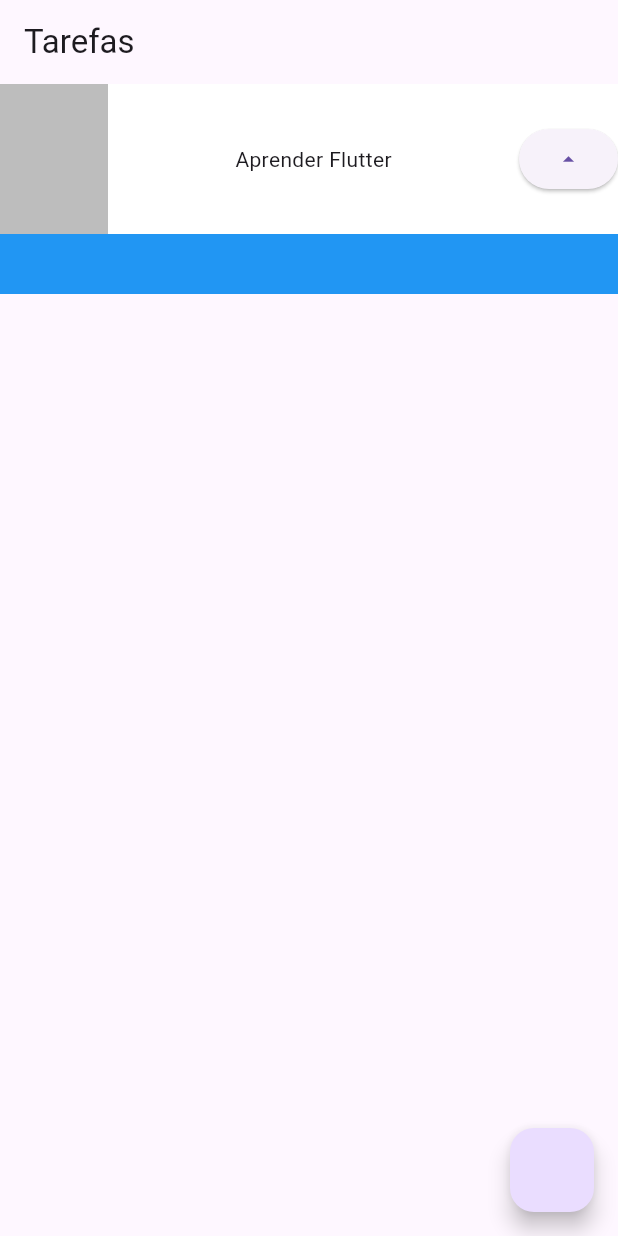
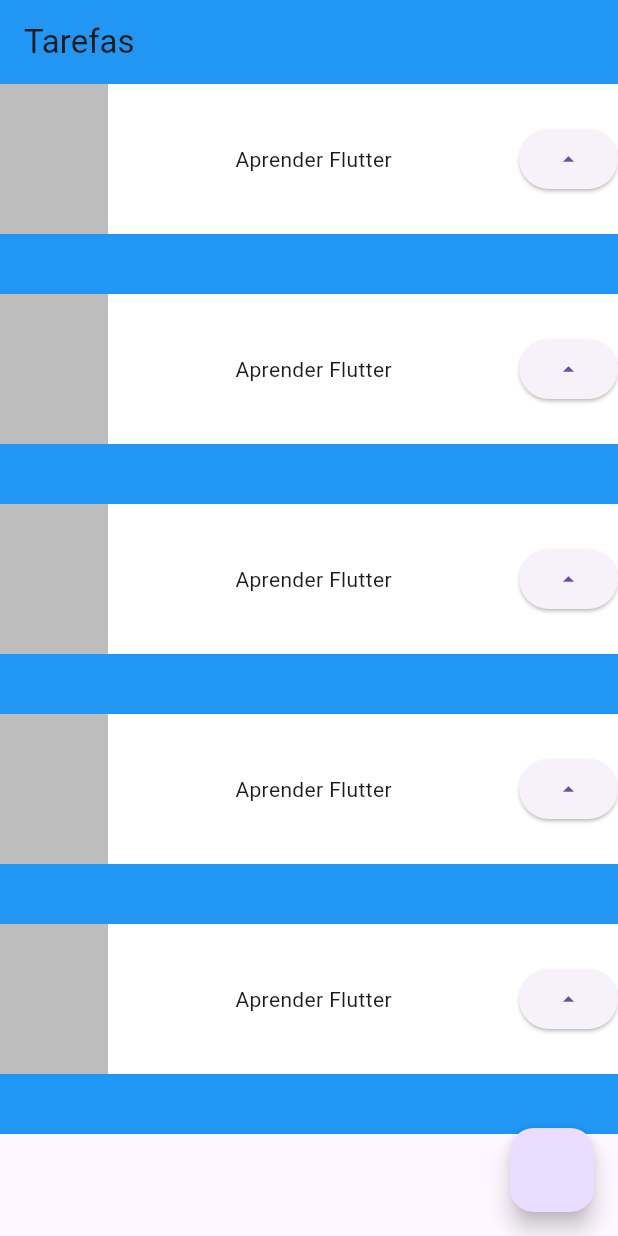
Before and after one commit to GuilhermeTantulli/Mobile-Development, a Flutter app: the screen it shows after launch, on a phone screen of 412 x 824 dp. Run offline on Flutter 3.47's test engine with Material 3 defaults, Android fonts, the phone set to English and light mode, and no system bars.

Commit message:
Implemented: Stateless Widget inside a Column

```diff
--- a/aula_2_scaffold/lib/main.dart
+++ b/aula_2_scaffold/lib/main.dart
@@ -10,11 +10,36 @@
   @override
   Widget build(BuildContext context) {
     return MaterialApp(
+      theme: ThemeData(
+        primarySwatch: Colors.blue
+        ),
       home: Scaffold(
         appBar: AppBar(
           title: Text('Tarefas'),
+          backgroundColor: Colors.blue,
         ),
-        body: Container(
+        body: Column(
+          children: [
+            Task(),
+            Task(),
+            Task(),
+            Task(),
+            Task(),
+          ],
+        ),
+        floatingActionButton: FloatingActionButton(onPressed: () {}),
+
+      ),
+    );
+  }
+}
+
+class Task extends StatelessWidget {
+  const Task({super.key});
+
+  @override
+  Widget build(BuildContext context) {
+    return Container(
           child: Stack(
             children: [
               Container(
@@ -46,9 +71,6 @@
               )
             ],
           ),
-        ),
-        floatingActionButton: FloatingActionButton(onPressed: () {}),
-      ),
-    );
+        );
   }
 }
```
